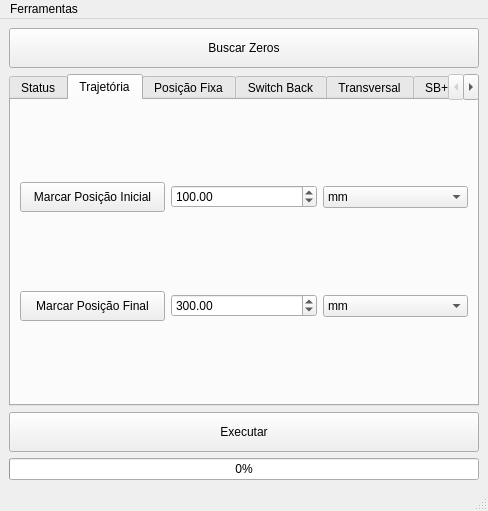
rafaelppires/weldway, file Source/ui/mainwindow.ui: the form before one commit.
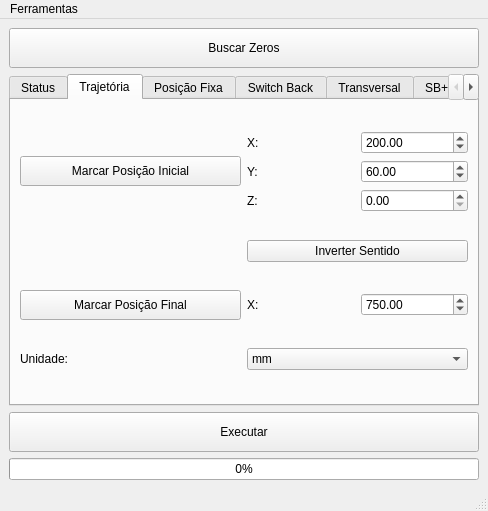
The form after the commit. The open tabs and pages were chosen to show the change.

What changed in the file:
```diff
--- a/Source/ui/mainwindow.ui
+++ b/Source/ui/mainwindow.ui
@@ -155,71 +155,20 @@
          <attribute name="title">
           <string>Trajetória</string>
          </attribute>
-         <layout class="QHBoxLayout" name="horizontalLayout_2">
-          <item>
+         <layout class="QGridLayout" name="gridLayout_22">
+          <item row="0" column="1">
            <layout class="QGridLayout" name="gridLayout">
-            <item row="1" column="1">
-             <widget class="QDoubleSpinBox" name="doubleSpinBox_3">
-              <property name="maximum">
-               <double>850.000000000000000</double>
-              </property>
-              <property name="value">
-               <double>300.000000000000000</double>
-              </property>
-             </widget>
-            </item>
-            <item row="1" column="2">
-             <widget class="QComboBox" name="finalPosUnitComboBox">
-              <item>
+            <item row="2" column="0">
+             <widget class="QLabel" name="label_27">
                <property name="text">
-                <string>mm</string>
-               </property>
-              </item>
-              <item>
-               <property name="text">
-                <string>cm</string>
-               </property>
-              </item>
-              <item>
-               <property name="text">
-                <string>m</string>
-               </property>
-              </item>
-              <item>
-               <property name="text">
-                <string>pulsos</string>
-               </property>
-              </item>
-              <item>
-               <property name="text">
-                <string>&quot;</string>
-               </property>
-              </item>
+               <string>Z:</string>
+              </property>
              </widget>
             </item>
             <item row="1" column="0">
-             <widget class="QPushButton" name="markPositionPushButton_3">
-              <property name="minimumSize">
-               <size>
-                <width>0</width>
-                <height>30</height>
-               </size>
-              </property>
+             <widget class="QLabel" name="label_26">
               <property name="text">
-               <string>Marcar Posição Final</string>
-              </property>
-             </widget>
-            </item>
-            <item row="0" column="0">
-             <widget class="QPushButton" name="markPositionPushButton">
-              <property name="minimumSize">
-               <size>
-                <width>0</width>
-                <height>30</height>
-               </size>
-              </property>
-              <property name="text">
-               <string>Marcar Posição Inicial</string>
+               <string>Y:</string>
               </property>
              </widget>
             </item>
@@ -235,12 +184,81 @@
                <double>850.000000000000000</double>
               </property>
               <property name="value">
-               <double>100.000000000000000</double>
+               <double>200.000000000000000</double>
               </property>
              </widget>
             </item>
-            <item row="0" column="2">
-             <widget class="QComboBox" name="initPosUnitComboBox">
+            <item row="0" column="0">
+             <widget class="QLabel" name="label_25">
+              <property name="text">
+               <string>X:</string>
+              </property>
+             </widget>
+            </item>
+            <item row="1" column="1">
+             <widget class="QDoubleSpinBox" name="yinitSpinBox">
+              <property name="maximum">
+               <double>750.000000000000000</double>
+              </property>
+              <property name="value">
+               <double>60.000000000000000</double>
+              </property>
+             </widget>
+            </item>
+            <item row="2" column="1">
+             <widget class="QDoubleSpinBox" name="zinitSpinBox"/>
+            </item>
+           </layout>
+          </item>
+          <item row="3" column="1">
+           <layout class="QGridLayout" name="gridLayout_21">
+            <item row="0" column="0">
+             <widget class="QLabel" name="label_28">
+              <property name="text">
+               <string>X:</string>
+              </property>
+             </widget>
+            </item>
+            <item row="0" column="1">
+             <widget class="QDoubleSpinBox" name="xfinalSpinBox">
+              <property name="maximum">
+               <double>850.000000000000000</double>
+              </property>
+              <property name="value">
+               <double>750.000000000000000</double>
+              </property>
+             </widget>
+            </item>
+           </layout>
+          </item>
+          <item row="0" column="0">
+           <widget class="QPushButton" name="markPositionPushButton">
+            <property name="minimumSize">
+             <size>
+              <width>0</width>
+              <height>30</height>
+             </size>
+            </property>
+            <property name="text">
+             <string>Marcar Posição Inicial</string>
+            </property>
+           </widget>
+          </item>
+          <item row="3" column="0">
+           <widget class="QPushButton" name="markPositionPushButton_3">
+            <property name="minimumSize">
+             <size>
+              <width>0</width>
+              <height>30</height>
+             </size>
+            </property>
+            <property name="text">
+             <string>Marcar Posição Final</string>
+            </property>
+           </widget>
+          </item>
+          <item row="4" column="1">
+           <widget class="QComboBox" name="initFinalPosUnitComboBox">
               <property name="sizeIncrement">
                <size>
                 <width>0</width>
@@ -274,7 +292,19 @@
               </item>
              </widget>
             </item>
-           </layout>
+          <item row="4" column="0">
+           <widget class="QLabel" name="label_29">
+            <property name="text">
+             <string>Unidade:</string>
+            </property>
+           </widget>
+          </item>
+          <item row="1" column="1">
+           <widget class="QPushButton" name="pushButton">
+            <property name="text">
+             <string>Inverter Sentido</string>
+            </property>
+           </widget>
           </item>
          </layout>
         </widget>
```
Left out of the diff: 4 changed lines with no effect on the pictures. Lines whose indentation alone changed are shown as unchanged.
